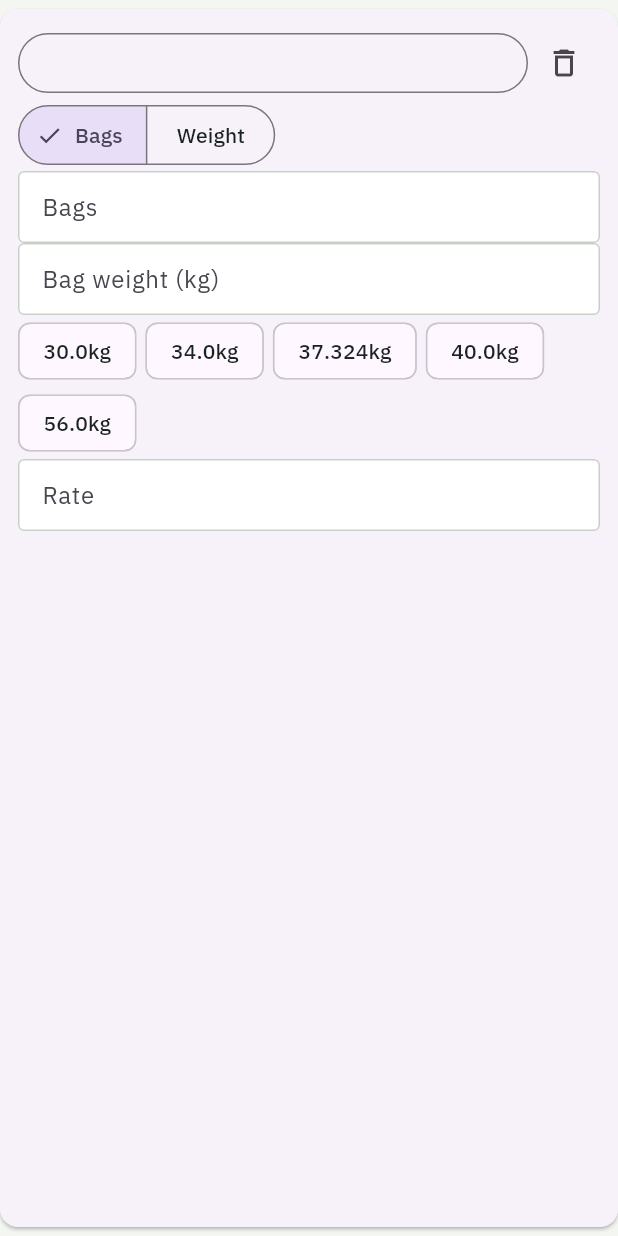
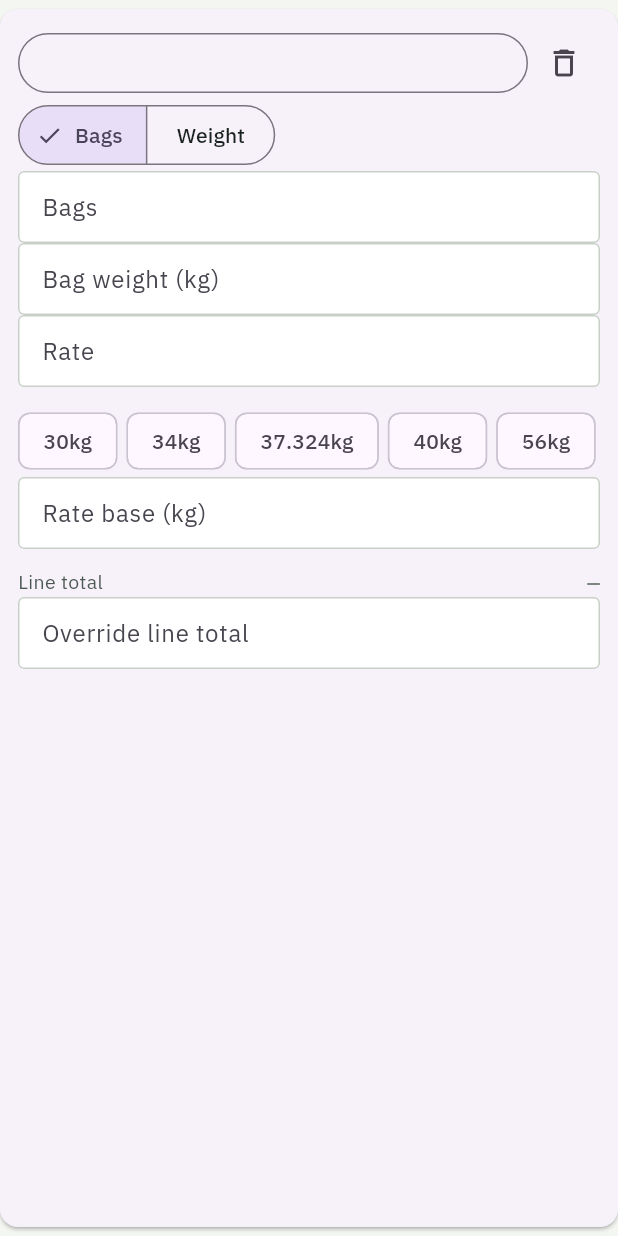
Before and after one commit to 1UmerChaudhary/ledgerly, a Flutter app: the LineCard widget shown alone on an empty page, opened directly with empty values, on a phone screen of 412 x 824 dp. Run offline on Flutter 3.47's test engine with Material 3 defaults, Android fonts, the phone set to English and light mode, and no system bars; our stand-ins replace drift, flutter_riverpod, go_router, pdf, printing, shared_preferences; missing offline and left inert: file_selector, flutter_file_downloader, print_bluetooth_thermal, sqlite3; accounts and stored records are empty; generated files the repository leaves out were written again.

Commit message:
Line card: show the active base and line total, and allow base / override entry
The phone line card consumed only part of LineDraft. The base presets were
write-only ActionChips -- nothing said which base was active, including the
one pickItem fills in from the item's own default -- a base outside the five
presets could not be entered at all, and there was no per-line amount visible
before saving.

The chips are now ChoiceChips that highlight the active base, a free-text base
field sits beside them for non-preset values (the desktop grid has always had
one), a read-only "Line total" row shows the same calculatedTotal the desktop
grid row shows (an em dash, not a blank, while the line is incomplete), and
the per-line override field is here too.

Override ships rather than being deferred: LineDraft.override and
editLineField already carry it, the desktop grid row has it, and the spec's
goal for this phase is "full parity, not a companion app" -- so a phone user
haggling one line of a multi-line bill shouldn't have to reach for a desktop.

Also fixes the chip label spelling while in the file: formatKg(trim: true)
gives "40kg"/"37.324kg", matching what the desktop 1-5 hotkeys write, instead
of a raw double ("40.0kg").

The taller card pushes "+ Add line" and any second card below the fold at
390x844, so the delete-line test now scrolls to them the way a touch user
would (dragUntilVisible only proves a widget exists, so each scroll finishes
with ensureVisible).

Co-Authored-By: Claude Opus 5 (1M context) <noreply@anthropic.com>

```diff
--- a/app/lib/features/bills/widgets/line_card.dart
+++ b/app/lib/features/bills/widgets/line_card.dart
@@ -1,6 +1,7 @@
 import 'package:flutter/material.dart';
 import 'package:ledgerly_core/ledgerly_core.dart';
 
+import '../../../theme/ledgerly_theme.dart';
 import '../bill_draft.dart';
 import 'item_search_sheet.dart';
 
@@ -74,21 +75,43 @@ class LineCard extends StatelessWidget {
               _numberField('bagKg', 'Bag weight (kg)', line.bagKg),
             ] else if (line.mode == SaleMode.byWeight)
               _numberField('totalKg', 'Total weight (kg)', line.totalKg),
-            Wrap(
+            _numberField('rate', 'Rate', line.rate),
+            // ChoiceChip, not ActionChip: the presets were write-only before,
+            // so nothing on screen said which base was active — including the
+            // one pickItem fills in from the item's own default. The label and
+            // the value both go through formatKg(trim: true), the same
+            // spelling the desktop grid's 1-5 hotkeys write ("30", "37.324"),
+            // rather than a raw double ("30.0").
+            Padding(
+              padding: const EdgeInsets.only(top: 12),
+              child: Wrap(
                 spacing: 6,
+                runSpacing: 6,
                 children: [
                   for (final preset in RateBase.presets)
-                  ActionChip(
+                    ChoiceChip(
                       key: Key(
                         'bill.line.$index.card.basePreset.${preset.grams}',
                       ),
-                    label: Text('${preset.grams / 1000}kg'),
-                    onPressed: () =>
-                        onEdit('base', (preset.grams / 1000).toString()),
+                      label: Text('${formatKg(preset, trim: true)}kg'),
+                      selected: line.rateBase == preset,
+                      onSelected: (_) =>
+                          onEdit('base', formatKg(preset, trim: true)),
                     ),
                 ],
               ),
-            _numberField('rate', 'Rate', line.rate),
+            ),
+            // A base outside the five presets has to be typeable: the chips
+            // alone can't express one, and the desktop grid has always had a
+            // free-text base cell.
+            _numberField('base', 'Rate base (kg)', line.base),
+            _LineTotal(
+              key: Key('bill.line.$index.card.lineTotal'),
+              // Same derivation as the desktop grid row's "Line total" cell:
+              // the calculated total, before any per-line override.
+              total: line.toLine(index + 1)?.calculatedTotal,
+            ),
+            _numberField('override', 'Override line total', line.override),
           ],
         ),
       ),
@@ -101,6 +124,37 @@ class LineCard extends StatelessWidget {
       label: label,
       value: value,
       onChanged: (v) => onEdit(field, v),
+    );
+  }
+}
+
+/// Read-only echo of what this line currently comes to, so a phone user can
+/// check a line before saving instead of only seeing the bill-level total.
+class _LineTotal extends StatelessWidget {
+  const _LineTotal({super.key, required this.total});
+  final Money? total;
+
+  @override
+  Widget build(BuildContext context) {
+    final c = context.colors;
+    return Padding(
+      padding: const EdgeInsets.only(top: 12),
+      child: Row(
+        children: [
+          Text('Line total', style: TextStyle(fontSize: 13, color: c.ink2)),
+          const Spacer(),
+          Text(
+            // A dash, not a blank, while the line is still incomplete: an
+            // empty gap reads as "zero" on a card with nothing else in it.
+            total == null ? '—' : formatMoney(total!, symbol: false),
+            style: numberStyle.copyWith(
+              fontSize: 14,
+              fontWeight: FontWeight.w600,
+              color: total == null ? c.ink3 : c.ink,
+            ),
+          ),
+        ],
+      ),
     );
   }
 }
```
Also changed, not shown: 2 other files. Lines whose indentation alone changed are shown as unchanged.
